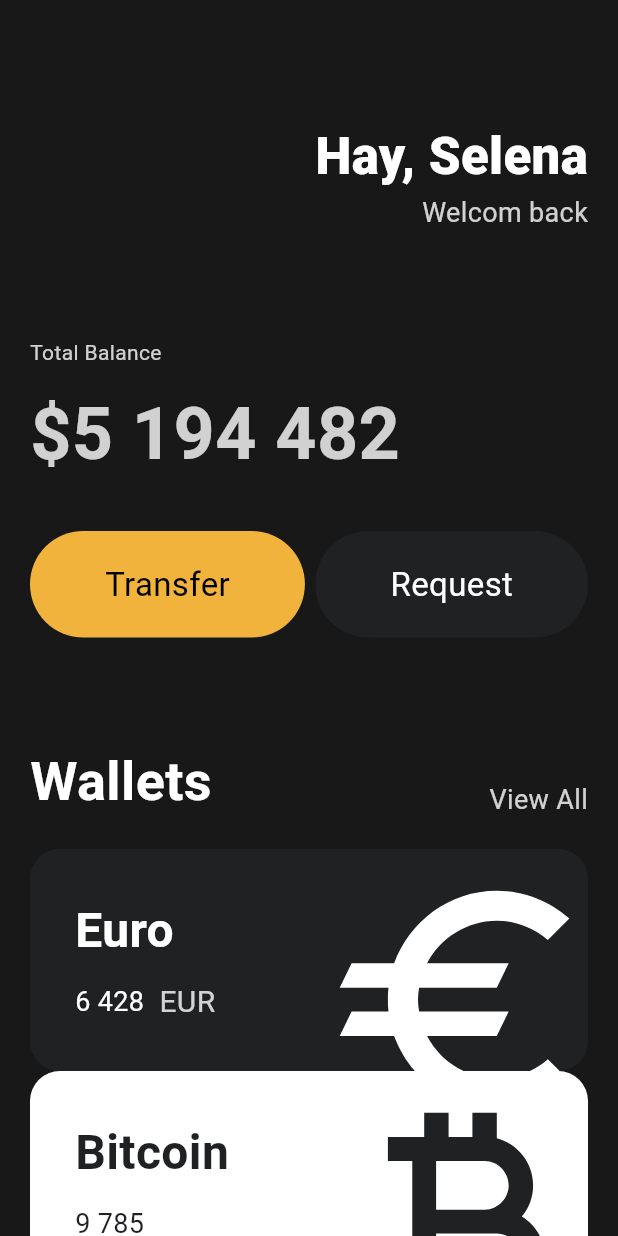
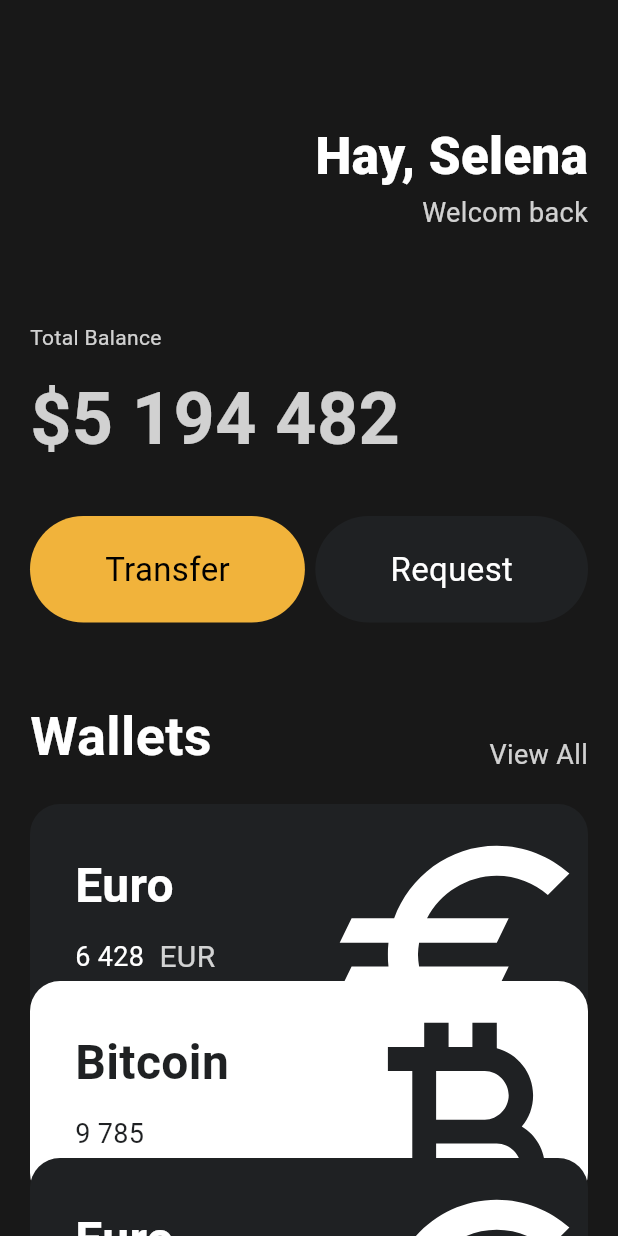
Before and after one commit to cos850/flutter_start_app, a Flutter app: the screen it shows after launch, on a phone screen of 412 x 824 dp. Run offline on Flutter 3.47's test engine with Material 3 defaults, Android fonts, the light colour scheme and no system bars.

Commit message:
ui: 카드 겹치기, 스크롤, 간격 조정

```diff
--- a/lib/main.dart
+++ b/lib/main.dart
@@ -1,3 +1,5 @@
+import 'dart:ui';
+
 import 'package:flutter/material.dart';
 import 'package:flutter_start_app/widgets/Button.dart';
 import 'package:flutter_start_app/widgets/currency_card.dart';
@@ -14,7 +16,8 @@ class App extends StatelessWidget {
     return MaterialApp(
       home: Scaffold(
         backgroundColor: const Color(0xFF181818),
-        body: Padding(
+        body: SingleChildScrollView(
+          child: Padding(
             padding: const EdgeInsets.symmetric(horizontal: 20),
             child: Column(
               crossAxisAlignment: CrossAxisAlignment.start,
@@ -38,14 +41,15 @@ class App extends StatelessWidget {
                         Text(
                           'Welcom back',
                           style: TextStyle(
-                            color: Colors.white.withOpacity(0.8), fontSize: 18),
+                              color: Colors.white.withOpacity(0.8),
+                              fontSize: 18),
                         )
                       ],
                     ),
                   ],
                 ),
                 const SizedBox(
-                height: 70,
+                  height: 60,
                 ),
                 Text(
                   'Total Balance',
@@ -78,7 +82,7 @@ class App extends StatelessWidget {
                   ],
                 ),
                 const SizedBox(
-                height: 70,
+                  height: 50,
                 ),
                 Row(
                   crossAxisAlignment: CrossAxisAlignment.end,
@@ -108,21 +112,28 @@ class App extends StatelessWidget {
                   icon: Icons.euro,
                   isInverted: false,
                 ),
-              const CurrencyCard(
+                Transform.translate(
+                  offset: const Offset(0, -30),
+                  child: const CurrencyCard(
                     name: 'Bitcoin',
                     code: 'BTC',
                     amount: '9 785',
                     icon: Icons.currency_bitcoin,
                     isInverted: true,
                   ),
-              const CurrencyCard(
+                ),
+                Transform.translate(
+                  offset: const Offset(0, -60),
+                  child: const CurrencyCard(
                     name: 'Euro',
                     code: 'EUR',
                     amount: '6 428',
                     icon: Icons.euro,
                     isInverted: false,
                   ),
+                ),
               ],
+            ),
           ),
         ),
       ),
```
Lines whose indentation alone changed are shown as unchanged.
